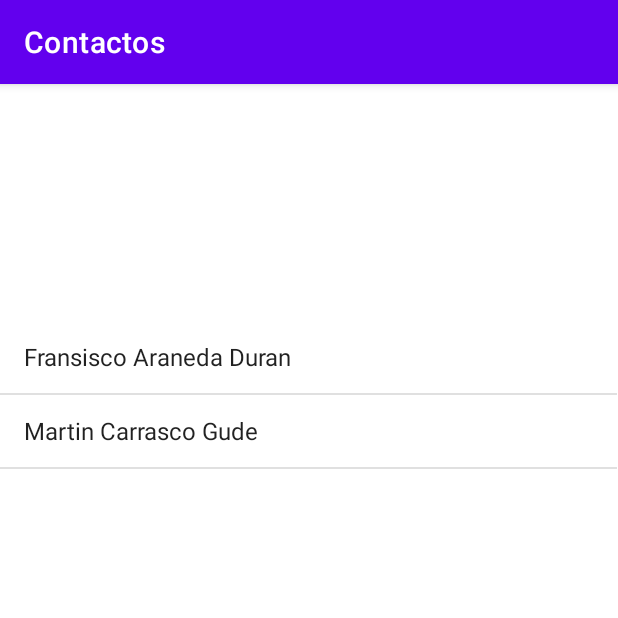
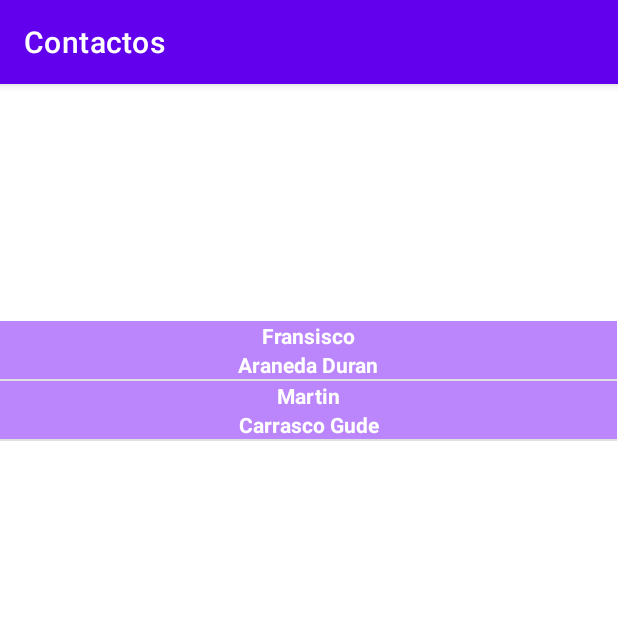
Before and after one commit to ZanjiFox/Actividad2, an Android app: the screen it shows after launch (MainActivity), on a phone screen of 412 x 824 dp, the top half of it. Run offline under Robolectric (Android 15) with nearby library versions, the phone set to English and light mode, and no system bars.

Commit message:
clase completada

```diff
--- a/app/src/main/java/com/example/trabajo2/MainActivity.java
+++ b/app/src/main/java/com/example/trabajo2/MainActivity.java
@@ -11,6 +11,7 @@ import android.widget.ArrayAdapter;
 import android.widget.ListView;
 import android.widget.Toast;
 
+import com.example.trabajo2.adapters.ContactoAdapter;
 import com.example.trabajo2.models.Contacto;
 
 import java.util.ArrayList;
@@ -46,7 +47,9 @@ public class MainActivity extends AppCompatActivity implements AdapterView.OnIte
         contactos.add(contacto);
         contactos.add(contacto2);
 
-        ArrayAdapter<Contacto> adapter = new ArrayAdapter<>(this, android.R.layout.simple_list_item_1, contactos);
+        //ArrayAdapter<Contacto> adapter = new ArrayAdapter<>(this, android.R.layout.simple_list_item_1, contactos);
+
+        ArrayAdapter<Contacto> adapter = new ContactoAdapter(this,R.layout.contacto_item,contactos);
 
         lvContactos.setAdapter(adapter);
         lvContactos.setOnItemClickListener(this);
@@ -66,6 +69,7 @@ public class MainActivity extends AppCompatActivity implements AdapterView.OnIte
         Intent intent = new Intent(this,DetalleActivity.class);
         intent.putExtra("nombre", nombre);
         intent.putExtra("contacto", contacto);
+
         startActivity(intent);
 
     }
--- /dev/null
+++ b/app/src/main/java/com/example/trabajo2/adapters/ContactoAdapter.java
@@ -0,0 +1,46 @@
+package com.example.trabajo2.adapters;
+
+import android.content.Context;
+import android.view.LayoutInflater;
+import android.view.View;
+import android.view.ViewGroup;
+import android.widget.ArrayAdapter;
+import android.widget.TextView;
+
+import androidx.annotation.NonNull;
+import androidx.annotation.Nullable;
+
+import com.example.trabajo2.R;
+import com.example.trabajo2.models.Contacto;
+
+import java.util.List;
+
+public class ContactoAdapter extends ArrayAdapter<Contacto> {
+
+    Context context;
+    List<Contacto> objects;
+    public ContactoAdapter(@NonNull Context context, int resource, @NonNull List<Contacto> objects) {
+        super(context, resource, objects);
+
+        this.context = context;
+        this.objects = objects;
+    }
+
+    @NonNull
+    @Override
+    public View getView(int position, @Nullable View convertView, @NonNull ViewGroup parent) {
+
+        Contacto contacto = objects.get(position);
+        View view = LayoutInflater.from(getContext()).inflate(R.layout.contacto_item, null);
+        TextView tvNombre = view.findViewById(R.id.tvNombreItem);
+        TextView tvApellidos = view.findViewById(R.id.tvApellidosItem);
+
+        String nombre = contacto.getNombre();
+        String apellidos = contacto.getPaterno()+ " "+ contacto.getMaterno();
+
+        tvNombre.setText(nombre);
+        tvApellidos.setText(apellidos);
+
+        return view;
+    }
+}
--- /dev/null
+++ b/app/src/main/res/layout/contacto_item.xml
@@ -0,0 +1,31 @@
+<?xml version="1.0" encoding="utf-8"?>
+<androidx.constraintlayout.widget.ConstraintLayout xmlns:android="http://schemas.android.com/apk/res/android"
+    xmlns:app="http://schemas.android.com/apk/res-auto"
+    xmlns:tools="http://schemas.android.com/tools"
+    android:layout_width="match_parent"
+    android:layout_height="match_parent"
+    android:background="@color/purple_200">
+
+
+    <TextView
+        android:id="@+id/tvNombreItem"
+        android:layout_width="wrap_content"
+        android:layout_height="wrap_content"
+        android:text="Nombre Contacto"
+        app:layout_constraintEnd_toEndOf="parent"
+        app:layout_constraintStart_toStartOf="parent"
+        app:layout_constraintTop_toTopOf="parent"
+        android:textColor="@color/white"
+        android:textStyle="bold"/>
+
+    <TextView
+        android:id="@+id/tvApellidosItem"
+        android:layout_width="wrap_content"
+        android:layout_height="wrap_content"
+        android:text="Apellidos Contacto"
+        app:layout_constraintEnd_toEndOf="parent"
+        app:layout_constraintStart_toStartOf="parent"
+        app:layout_constraintTop_toBottomOf="@+id/tvNombreItem"
+        android:textColor="@color/white"
+        android:textStyle="bold"/>
+</androidx.constraintlayout.widget.ConstraintLayout>
```
